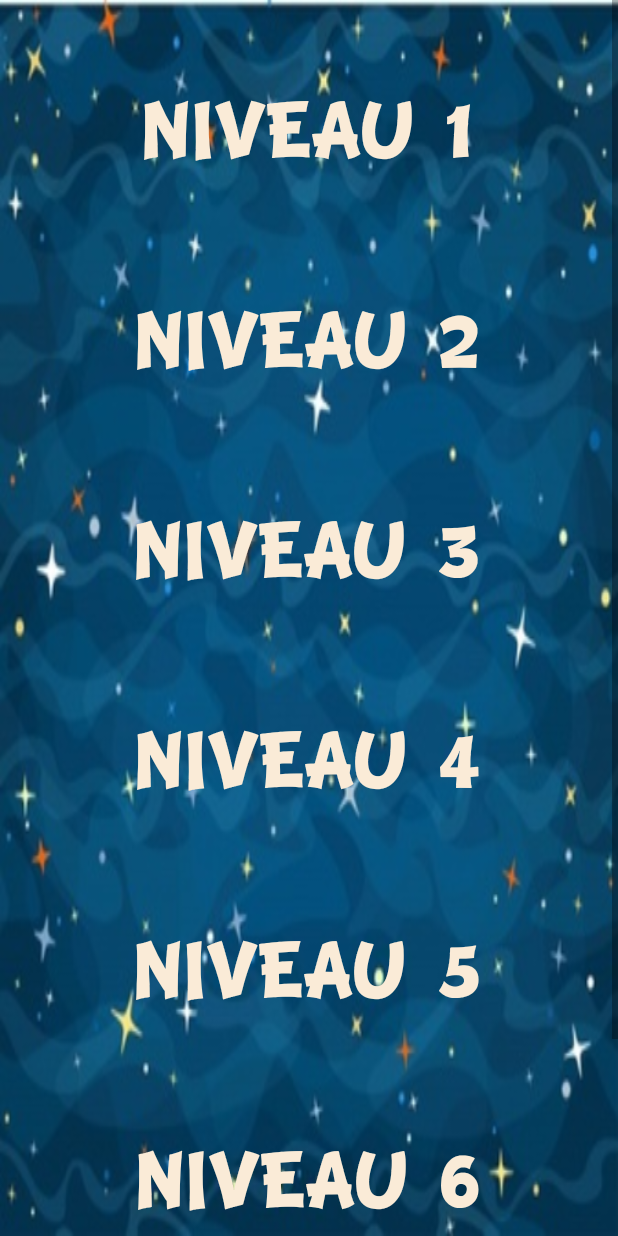
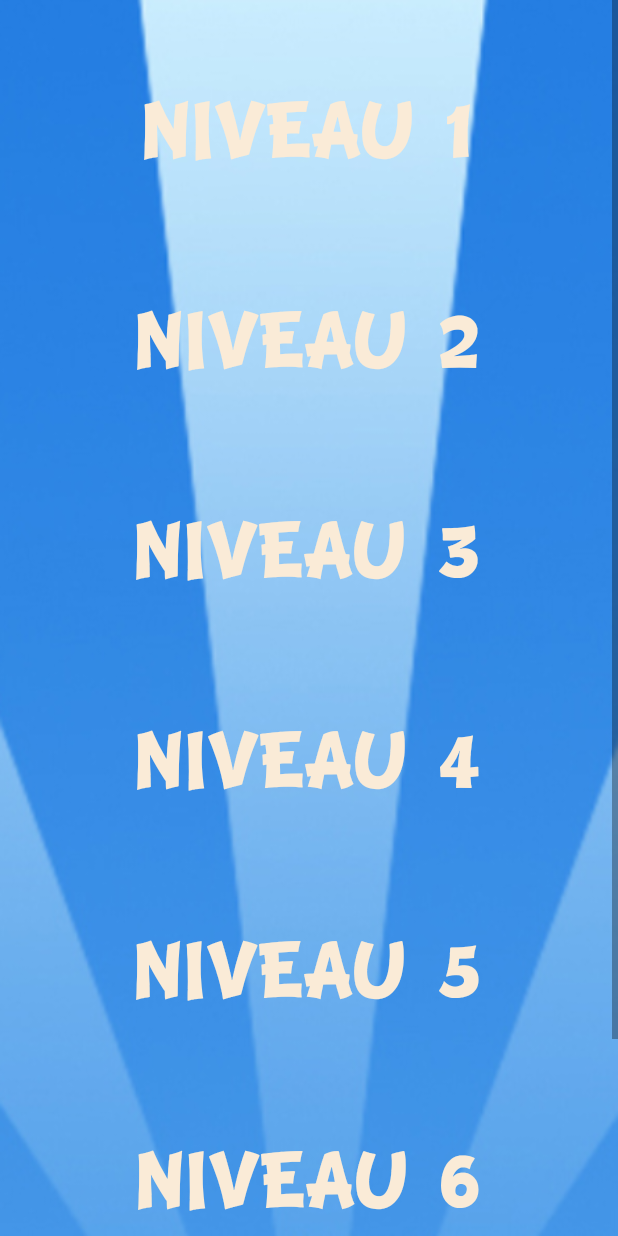
Before and after one commit to TheGroovINTpanda/Pandarezzo, an Android app: the layout menu_niveau.xml on its own in the app's theme, with its tools: preview values and no code run, on a phone screen of 412 x 824 dp. Run offline under Robolectric (Android 15) with nearby library versions, the phone set to English and light mode, and no system bars.

Commit message:
ciel encore

```diff
--- a/app/src/main/res/layout/menu_niveau.xml
+++ b/app/src/main/res/layout/menu_niveau.xml
@@ -3,7 +3,7 @@
     xmlns:android="http://schemas.android.com/apk/res/android"
     android:layout_width="match_parent"
     android:layout_height="match_parent"
-    android:background="@drawable/ciel_etoile"
+    android:background="@drawable/ciel_menu_niveau"
     >
 
     <LinearLayout
```
